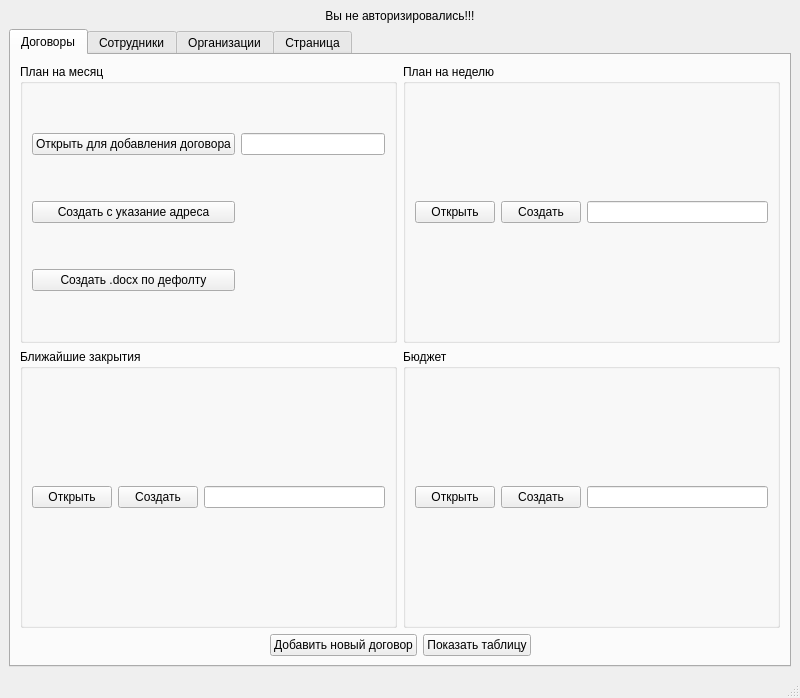
Before: the Qt Designer form prilogenie/workwindow.ui in parlamentyor/auto_correct_plan, drawn with Qt 5.
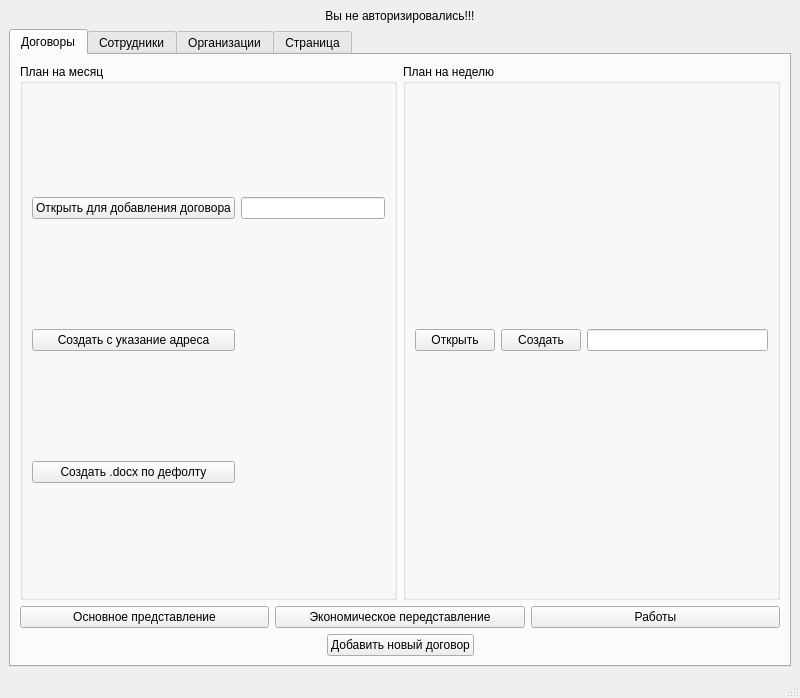
After: the same form once the commit is applied.

Commit message: Запилил добавление инфы кто изменил статус или актуальность документов, а также кто добавил затраты и оплаты, изменил поле is_paid в этапе и договоре на структуру Status..., сделал представление абстрактным, и начал делать фильтры для главного представления

Patch:
```diff
--- a/prilogenie/workwindow.ui
+++ b/prilogenie/workwindow.ui
@@ -99,58 +99,31 @@
          </layout>
         </item>
         <item>
+         <layout class="QVBoxLayout" name="verticalLayout_3">
+          <item>
          <layout class="QHBoxLayout" name="horizontalLayout_2">
           <item>
-           <widget class="QGroupBox" name="gb_contract_end">
-            <property name="title">
-             <string>Ближайшие закрытия</string>
-            </property>
-            <layout class="QHBoxLayout" name="horizontalLayout_19">
-             <item>
-              <widget class="QPushButton" name="pb_open_contract_end">
+             <widget class="QPushButton" name="pb_show_contracts">
                <property name="text">
-                <string>Открыть</string>
+               <string>Основное представление</string>
                </property>
               </widget>
              </item>
              <item>
-              <widget class="QPushButton" name="pb_create_contract_end">
+             <widget class="QPushButton" name="pb_show_stages">
                <property name="text">
-                <string>Создать</string>
+               <string>Экономическое передставление</string>
                </property>
               </widget>
              </item>
              <item>
-              <widget class="QLineEdit" name="le_contract_end"/>
-             </item>
-            </layout>
-           </widget>
-          </item>
-          <item>
-           <widget class="QGroupBox" name="gb_budget">
-            <property name="title">
-             <string>Бюджет</string>
-            </property>
-            <layout class="QHBoxLayout" name="horizontalLayout_18">
-             <item>
-              <widget class="QPushButton" name="pb_open_budget">
+             <widget class="QPushButton" name="pb_show_works">
                <property name="text">
-                <string>Открыть</string>
+               <string>Работы</string>
                </property>
               </widget>
              </item>
-             <item>
-              <widget class="QPushButton" name="pb_create_budget">
-               <property name="text">
-                <string>Создать</string>
-               </property>
-              </widget>
-             </item>
-             <item>
-              <widget class="QLineEdit" name="le_budget"/>
-             </item>
-            </layout>
-           </widget>
+           </layout>
           </item>
          </layout>
         </item>
@@ -179,13 +152,6 @@
             </property>
            </widget>
           </item>
-          <item>
-           <widget class="QPushButton" name="pushButton">
-            <property name="text">
-             <string>Показать таблицу</string>
-            </property>
-           </widget>
-          </item>
           <item>
            <spacer name="horizontalSpacer_2">
             <property name="orientation">
```
Left out of the diff: 6 changed lines with no effect on the pictures. Lines whose indentation alone changed are shown as unchanged. The commit also changes 25 other files.
